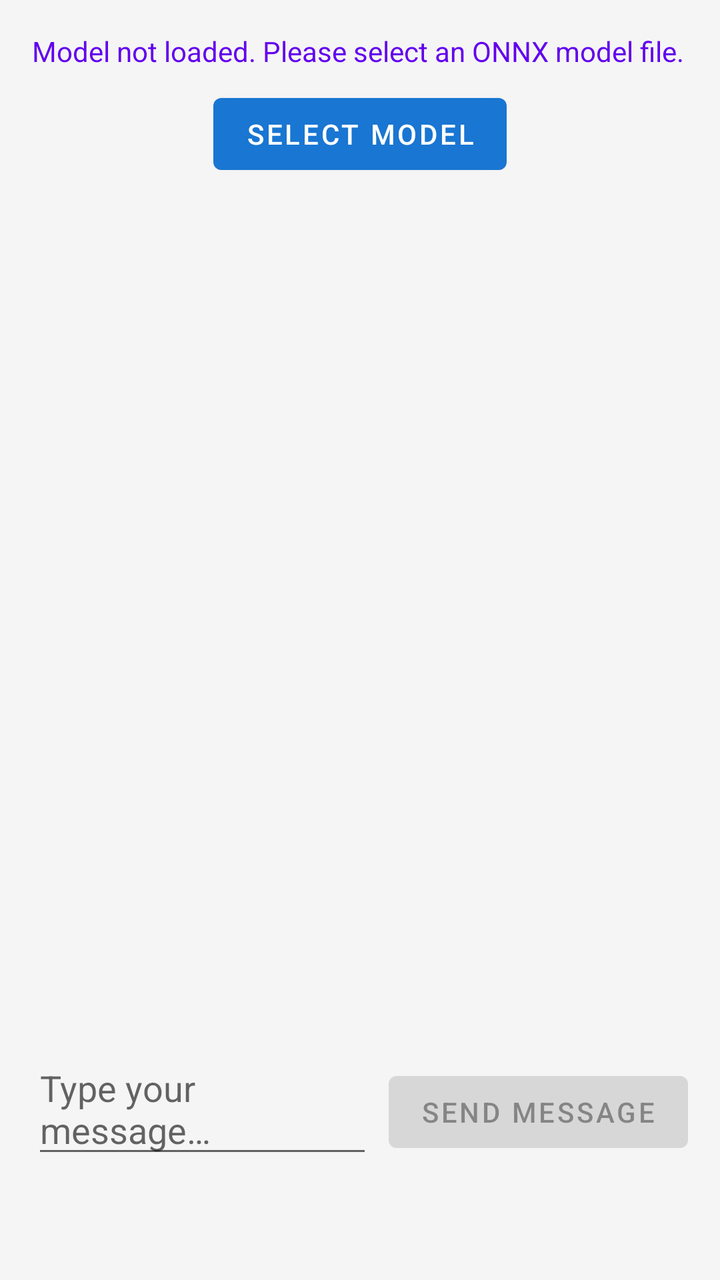
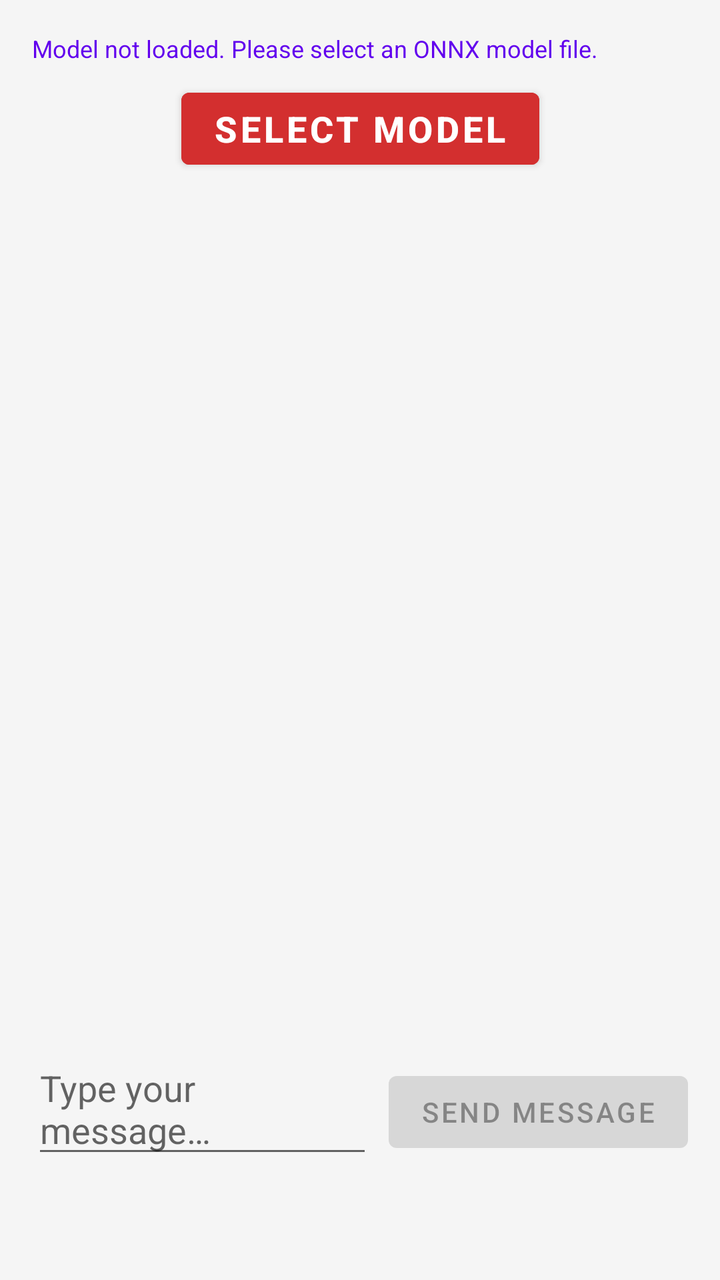

The first picture is an Android layout as it rendered before a commit; the second is the same layout after the commit. The layout source and the unified diff follow.
<!-- AndroidManifest.xml: application theme AppTheme -->
<!-- res/layout/fragment_chatbot.xml -->
<?xml version="1.0" encoding="utf-8"?>
<androidx.constraintlayout.widget.ConstraintLayout
    xmlns:android="http://schemas.android.com/apk/res/android"
    xmlns:app="http://schemas.android.com/apk/res-auto"
    xmlns:tools="http://schemas.android.com/tools"
    android:layout_width="match_parent"
    android:layout_height="match_parent"
    android:background="@color/background_color"
    tools:context=".fragments.ChatBotFragment">

    
    <TextView
        android:id="@+id/tvModelStatus"
        android:layout_width="0dp"
        android:layout_height="wrap_content"
        android:layout_marginStart="16dp"
        android:layout_marginTop="16dp"
        android:layout_marginEnd="16dp"
        android:text="@string/model_not_loaded"
        android:textColor="@color/model_status_text"
        android:textSize="14sp"
        app:layout_constraintEnd_toEndOf="parent"
        app:layout_constraintStart_toStartOf="parent"
        app:layout_constraintTop_toTopOf="parent" />

    
    <Button
        android:id="@+id/btnSelectModel"
        android:layout_width="wrap_content"
        android:layout_height="wrap_content"
        android:layout_marginTop="8dp"
        android:text="@string/select_model"
        app:layout_constraintEnd_toEndOf="parent"
        app:layout_constraintStart_toStartOf="parent"
        app:layout_constraintTop_toBottomOf="@id/tvModelStatus" />

    
    <androidx.recyclerview.widget.RecyclerView
        android:id="@+id/rvChatMessages"
        android:layout_width="0dp"
        android:layout_height="0dp"
        android:layout_marginTop="8dp"
        android:layout_marginBottom="8dp"
        android:clipToPadding="false"
        android:paddingBottom="72dp"
        app:layout_constraintBottom_toTopOf="@id/llInputContainer"
        app:layout_constraintEnd_toEndOf="parent"
        app:layout_constraintStart_toStartOf="parent"
        app:layout_constraintTop_toBottomOf="@id/btnSelectModel" />

    
    <LinearLayout
        android:id="@+id/llInputContainer"
        android:layout_width="0dp"
        android:layout_height="wrap_content"
        android:layout_marginStart="16dp"
        android:layout_marginEnd="16dp"
        android:layout_marginBottom="56dp"
        android:orientation="horizontal"
        app:layout_constraintBottom_toBottomOf="parent"
        app:layout_constraintEnd_toEndOf="parent"
        app:layout_constraintStart_toStartOf="parent">

        
        <EditText
            android:id="@+id/etUserInput"
            android:layout_width="0dp"
            android:layout_height="wrap_content"
            android:layout_weight="1"
            android:hint="@string/type_your_message"
            android:inputType="textMultiLine"
            android:maxLines="3"
            android:minHeight="48dp" />

        
        <Button
            android:id="@+id/btnSend"
            android:layout_width="wrap_content"
            android:layout_height="48dp"
            android:layout_marginStart="8dp"
            android:enabled="false"
            android:text="@string/send" />
    </LinearLayout>

    
    <ProgressBar
        android:id="@+id/progressBar"
        android:layout_width="wrap_content"
        android:layout_height="wrap_content"
        android:visibility="gone"
        app:layout_constraintBottom_toBottomOf="parent"
        app:layout_constraintEnd_toEndOf="parent"
        app:layout_constraintStart_toStartOf="parent"
        app:layout_constraintTop_toTopOf="parent" />

</androidx.constraintlayout.widget.ConstraintLayout>
<!-- resources referenced by this layout -->
<resources>
  <color name="background_color">#FFF5F5F5</color>
  <color name="model_status_text">#FF6200EE</color>
  <string name="model_not_loaded">Model not loaded. Please select an ONNX model file.</string>
  <string name="select_model">Select Model</string>
  <string name="send">Send message</string>
  <string name="type_your_message">Type your message…</string>
  <style name="AppTheme" parent="Theme.MaterialComponents.Light.NoActionBar">
          
  
          <item name="colorPrimary">@color/dark_blue</item>
          <item name="colorPrimaryVariant">@color/white</item>
          <item name="colorOnPrimary">@color/white</item>
          <item name="colorSecondary">@color/yellow</item>
          <item name="colorSecondaryVariant">@color/yellow</item>
          <item name="colorOnSecondary">@color/black</item>
          <item name="android:statusBarColor">@color/black</item>
          <item name="android:navigationBarColor">@color/black</item>
          <item name="android:windowActivityTransitions">true</item>
      </style>
  <color name="dark_blue">#1976D2</color>
  <color name="white">#FFFFFFFF</color>
  <color name="yellow">#FFFF00</color>
  <color name="black">#FF000000</color>
</resources>

<!-- the commit's change to res/layout/fragment_chatbot.xml (unified diff, before → after) -->
@@ -18,7 +18,7 @@
         android:layout_marginEnd="16dp"
         android:text="@string/model_not_loaded"
         android:textColor="@color/model_status_text"
-        android:textSize="14sp"
+        android:textSize="12sp"
         app:layout_constraintEnd_toEndOf="parent"
         app:layout_constraintStart_toStartOf="parent"
         app:layout_constraintTop_toTopOf="parent" />
@@ -30,6 +30,10 @@
         android:layout_height="wrap_content"
         android:layout_marginTop="8dp"
         android:text="@string/select_model"
+        android:textColor="@color/white"
+        android:textStyle="bold"
+        android:textSize="18sp"
+        android:backgroundTint="@color/red"
         app:layout_constraintEnd_toEndOf="parent"
         app:layout_constraintStart_toStartOf="parent"
         app:layout_constraintTop_toBottomOf="@id/tvModelStatus" />
<!-- resource entries referenced after the edit -->
@@ -2,6 +2,7 @@
 <resources>
   <color name="background_color">#FFF5F5F5</color>
   <color name="model_status_text">#FF6200EE</color>
+  <color name="red">#D32F2F</color>
   <string name="model_not_loaded">Model not loaded. Please select an ONNX model file.</string>
   <string name="select_model">Select Model</string>
   <string name="send">Send message</string>
@@ -9,7 +10,7 @@
   <style name="AppTheme" parent="Theme.MaterialComponents.Light.NoActionBar">
           
   
-          <item name="colorPrimary">@color/dark_blue</item>
+          <item name="colorPrimary">@color/white</item>   
           <item name="colorPrimaryVariant">@color/white</item>
           <item name="colorOnPrimary">@color/white</item>
           <item name="colorSecondary">@color/yellow</item>
@@ -19,7 +20,6 @@
           <item name="android:navigationBarColor">@color/black</item>
           <item name="android:windowActivityTransitions">true</item>
       </style>
-  <color name="dark_blue">#1976D2</color>
   <color name="white">#FFFFFFFF</color>
   <color name="yellow">#FFFF00</color>
   <color name="black">#FF000000</color>
